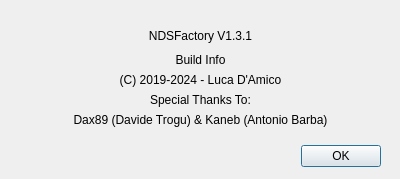
Qt form ui/dialogs/about/aboutdialog.ui (Luca1991/NDSFactory) before a commit.
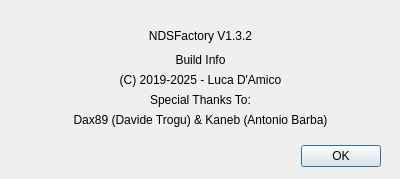
The same form after that commit.

What changed in the file:
```diff
--- a/ui/dialogs/about/aboutdialog.ui
+++ b/ui/dialogs/about/aboutdialog.ui
@@ -42,7 +42,7 @@
     <bool>false</bool>
    </property>
    <property name="text">
-    <string>NDSFactory V1.3.1</string>
+    <string>NDSFactory V1.3.2</string>
    </property>
    <property name="alignment">
     <set>Qt::AlignmentFlag::AlignCenter</set>
@@ -58,7 +58,7 @@
     </rect>
    </property>
    <property name="text">
-    <string>(C) 2019-2024 - Luca D'Amico</string>
+    <string>(C) 2019-2025 - Luca D'Amico</string>
    </property>
    <property name="alignment">
     <set>Qt::AlignmentFlag::AlignCenter</set>
```
